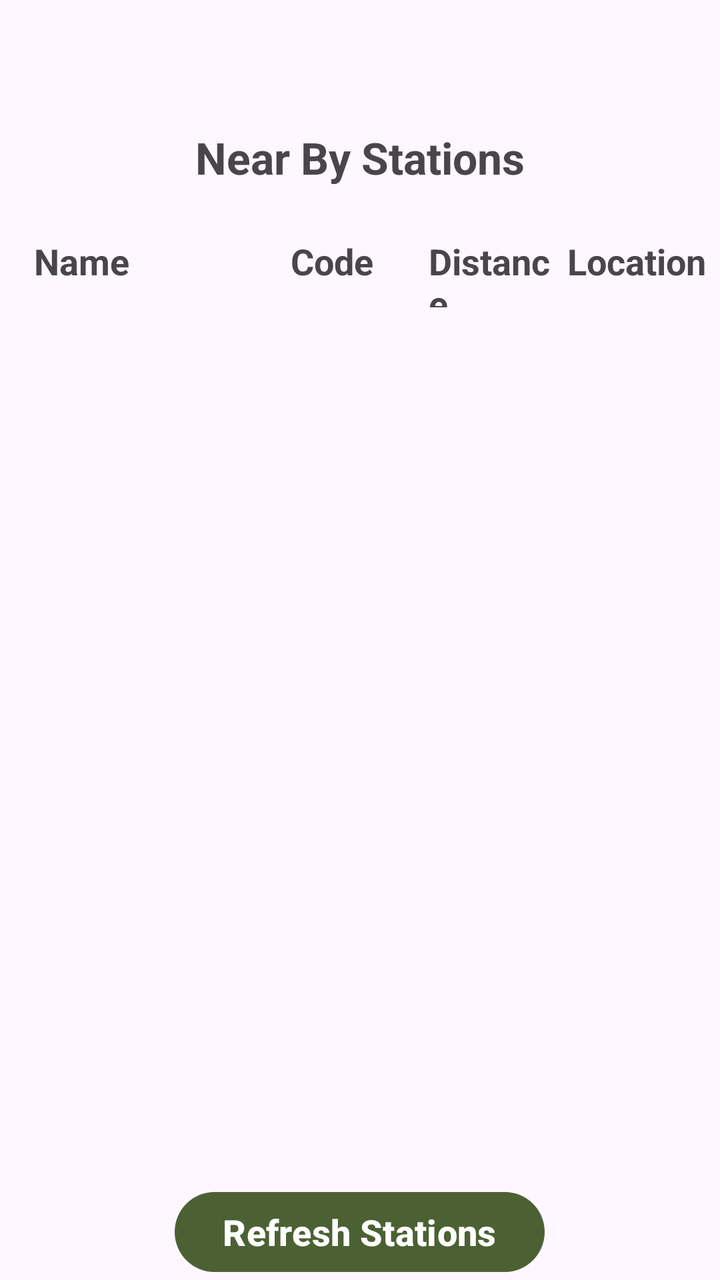
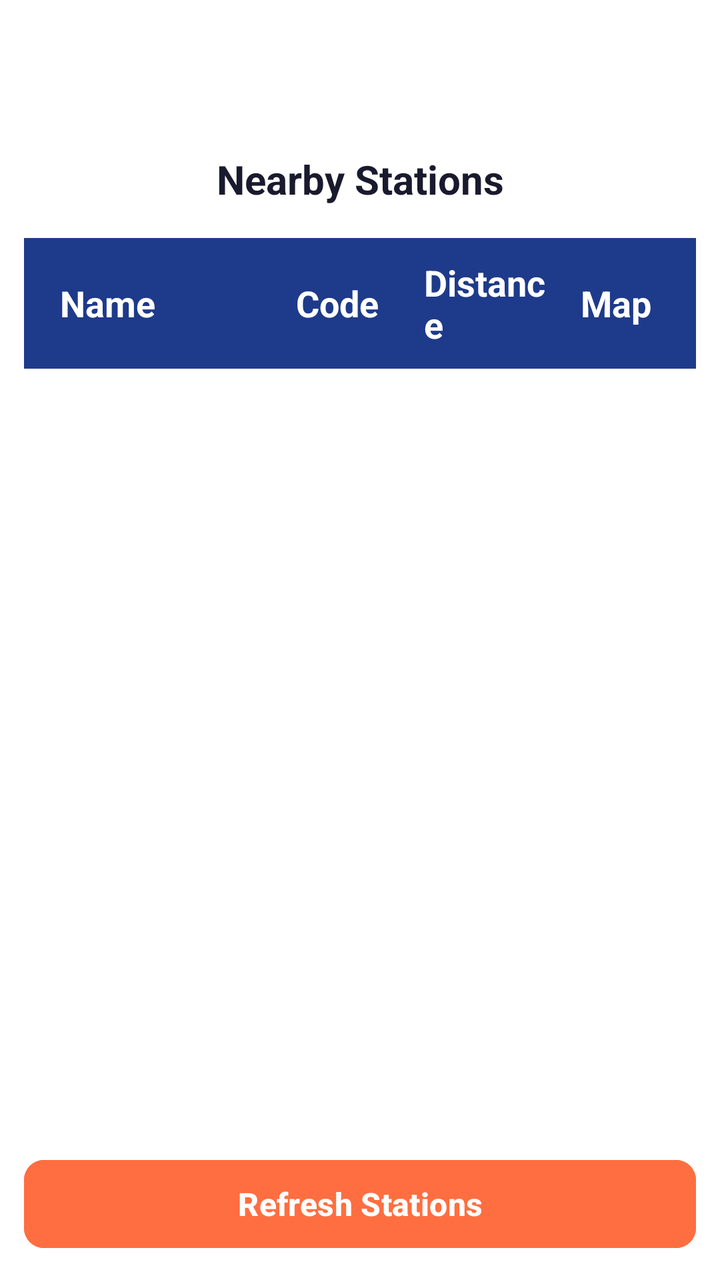

Two renders of the same Android screen: before a commit and after it. Below are the layout's source before the change and the commit's diff.
<!-- AndroidManifest.xml: application theme Theme.RailRadar -->
<!-- res/layout/nearby_stations_layout.xml -->
<?xml version="1.0" encoding="utf-8"?>
<RelativeLayout
    xmlns:android="http://schemas.android.com/apk/res/android"
    android:layout_width="match_parent"
    android:layout_height="match_parent"
    android:paddingStart="7sp"
    android:paddingEnd="7sp"
    >
    <include layout="@layout/custom_toolbar" />

    <TextView
        android:layout_width="match_parent"
        android:layout_height="wrap_content"
        android:text="Near By Stations"
        android:textAlignment="center"
        android:textSize="22sp"
        android:layout_below="@+id/customAppBarLayout"
        android:textStyle="bold"
        android:id="@+id/nearbyListTitle"
        />

    <LinearLayout
        android:layout_width="match_parent"
        android:layout_height="wrap_content"
        android:layout_below="@+id/nearbyListTitle"
        android:layout_marginBottom="15dp"
        android:layout_marginTop="15dp"
        android:id="@+id/nearbyListHeadingContainer">
        <TextView
            style="@style/nearbyStationHeadingColumnName"
            android:text="Name"
            />
        <TextView
            style="@style/nearbyStationHeading"
            android:text="Code"
            />
        <TextView
            style="@style/nearbyStationHeading"
            android:text="Distance"
            />
        <TextView
            style="@style/nearbyStationHeading"
            android:text="Location"
            />
    </LinearLayout>

    <ListView
        android:layout_width="match_parent"
        android:layout_height="match_parent"
        android:layout_below="@id/nearbyListHeadingContainer"
        android:id="@+id/nearbyStationListView"
        android:layout_above="@id/nearbyListRefreshBtn"
        />
    <ProgressBar
        android:layout_width="70dp"
        android:layout_height="70dp"
        android:layout_centerHorizontal="true"
        android:layout_centerVertical="true"
        android:layout_centerInParent="true"
        android:visibility="gone"
        android:indeterminateTint="#FF5722"
        android:id="@+id/nearbyStationProgressBar"
        />


    <Button
        android:layout_width="wrap_content"
        android:layout_height="wrap_content"
        android:text="Refresh Stations"
        android:layout_marginTop="10dp"
        android:textSize="18sp"
        android:textStyle="bold"
        android:layout_alignParentBottom="true"
        android:layout_centerHorizontal="true"
        android:id="@+id/nearbyListRefreshBtn"
        />
</RelativeLayout>
<!-- res/layout/custom_toolbar.xml (included above) -->
<?xml version="1.0" encoding="utf-8"?>
<com.google.android.material.appbar.AppBarLayout android:layout_width="match_parent"
    android:id="@+id/customAppBarLayout"
    android:layout_height="wrap_content"
    xmlns:android="http://schemas.android.com/apk/res/android"
    xmlns:app="http://schemas.android.com/apk/res-auto">

    <androidx.appcompat.widget.Toolbar
            android:layout_width="match_parent"
            android:layout_height="wrap_content"
            android:id="@+id/application_custom_toolbar"
            >
        </androidx.appcompat.widget.Toolbar>
    </com.google.android.material.appbar.AppBarLayout>
<!-- resources referenced by this layout -->
<resources>
  <style name="nearbyStationHeading">
          <item name="android:layout_height">wrap_content</item>
          <item name="android:layout_width">0dp</item>
          <item name="android:textStyle">bold</item>
          <item name="android:textSize">18sp</item>
  
          <item name="android:layout_weight">1</item>
      </style>
  <style name="nearbyStationHeadingColumnName">
          <item name="android:layout_height">wrap_content</item>
          <item name="android:layout_width">0dp</item>
          <item name="android:textStyle">bold</item>
          <item name="android:textSize">18sp</item>
          <item name="android:layout_weight">2</item>
          <item name="android:padding">10sp</item>
      </style>
  <style name="Theme.RailRadar" parent="Theme.Material3.DayNight.NoActionBar">
  
          
          <item name="colorPrimary">#4C6133</item>
          <item name="colorOnPrimary">@color/white</item>
          <item name="colorPrimaryContainer">@color/purple_200</item>
          <item name="colorOnPrimaryContainer">@color/black</item>
  
          
          <item name="colorSecondary">@color/teal_200</item>
          <item name="colorOnSecondary">@color/black</item>
  
          
          <item name="android:statusBarColor">?attr/colorPrimary</item>
  
          
      </style>
  <color name="white">#FFFFFFFF</color>
  
  
      //user route train colors
  <color name="purple_200">#FFBB86FC</color>
  <color name="black">#FF000000</color>
  <color name="teal_200">#FF03DAC5</color>
</resources>

<!-- the commit's change to res/layout/nearby_stations_layout.xml (unified diff, before → after) -->
@@ -1,79 +1,104 @@
 <?xml version="1.0" encoding="utf-8"?>
-<RelativeLayout
-    xmlns:android="http://schemas.android.com/apk/res/android"
+<RelativeLayout xmlns:android="http://schemas.android.com/apk/res/android"
     android:layout_width="match_parent"
     android:layout_height="match_parent"
-    android:paddingStart="7sp"
-    android:paddingEnd="7sp"
-    >
+    xmlns:app="http://schemas.android.com/apk/res-auto"
+    android:background="@color/card_background"
+    android:paddingStart="12dp"
+    android:paddingEnd="12dp">
+
     <include layout="@layout/custom_toolbar" />
 
+    
     <TextView
+        android:id="@+id/nearbyListTitle"
         android:layout_width="match_parent"
         android:layout_height="wrap_content"
-        android:text="Near By Stations"
+        android:layout_below="@+id/customAppBarLayout"
+        android:layout_marginTop="12dp"
+        android:text="Nearby Stations"
         android:textAlignment="center"
-        android:textSize="22sp"
-        android:layout_below="@+id/customAppBarLayout"
+        android:textSize="20sp"
         android:textStyle="bold"
-        android:id="@+id/nearbyListTitle"
-        />
+        android:textColor="@color/card_text_primary" />
 
+    
     <LinearLayout
+        android:id="@+id/nearbyListHeadingContainer"
         android:layout_width="match_parent"
         android:layout_height="wrap_content"
         android:layout_below="@+id/nearbyListTitle"
-        android:layout_marginBottom="15dp"
-        android:layout_marginTop="15dp"
-        android:id="@+id/nearbyListHeadingContainer">
+        android:layout_marginTop="16dp"
+        android:layout_marginBottom="8dp"
+        android:paddingHorizontal="8dp"
+        android:paddingVertical="10dp"
+        android:background="#1E3A8A"
+        android:gravity="center_vertical">
+
         <TextView
             style="@style/nearbyStationHeadingColumnName"
             android:text="Name"
-            />
+            android:textColor="#FFFFFF"
+            android:textStyle="bold" />
+
         <TextView
             style="@style/nearbyStationHeading"
             android:text="Code"
-            />
+            android:textColor="#FFFFFF"
+            android:textStyle="bold" />
+
         <TextView
             style="@style/nearbyStationHeading"
             android:text="Distance"
-            />
+            android:textColor="#FFFFFF"
+            android:textStyle="bold" />
+
         <TextView
             style="@style/nearbyStationHeading"
-            android:text="Location"
-            />
+            android:text="Map"
+            android:textColor="#FFFFFF"
+            android:textStyle="bold"
+            android:gravity="center" />
     </LinearLayout>
 
+    
     <ListView
+        android:id="@+id/nearbyStationListView"
         android:layout_width="match_parent"
         android:layout_height="match_parent"
         android:layout_below="@id/nearbyListHeadingContainer"
-        android:id="@+id/nearbyStationListView"
         android:layout_above="@id/nearbyListRefreshBtn"
-        />
+        android:divider="@android:color/transparent"
+        android:dividerHeight="8dp"
+        android:clipToPadding="false"
+        android:paddingBottom="10dp"
+        android:scrollbars="none"
+        android:overScrollMode="never" />
+
+    
     <ProgressBar
-        android:layout_width="70dp"
-        android:layout_height="70dp"
-        android:layout_centerHorizontal="true"
-        android:layout_centerVertical="true"
+        android:id="@+id/nearbyStationProgressBar"
+        android:layout_width="60dp"
+        android:layout_height="60dp"
         android:layout_centerInParent="true"
-        android:visibility="gone"
         android:indeterminateTint="#FF5722"
-        android:id="@+id/nearbyStationProgressBar"
-        />
+        android:visibility="gone" />
 
+    
+    <com.google.android.material.button.MaterialButton
+        android:id="@+id/nearbyListRefreshBtn"
+        android:layout_width="match_parent"
+        android:layout_height="52dp"
+        android:layout_alignParentBottom="true"
+        android:layout_marginTop="8dp"
+        android:layout_marginBottom="12dp"
+        android:text="Refresh Stations"
+        android:textSize="16sp"
+        android:textStyle="bold"
+        android:backgroundTint="#FF6E40"
+        android:textColor="#FFFFFF"
+        app:cornerRadius="10dp" />
 
-    <Button
-        android:layout_width="wrap_content"
-        android:layout_height="wrap_content"
-        android:text="Refresh Stations"
-        android:layout_marginTop="10dp"
-        android:textSize="18sp"
-        android:textStyle="bold"
-        android:layout_alignParentBottom="true"
-        android:layout_centerHorizontal="true"
-        android:id="@+id/nearbyListRefreshBtn"
-        />
 </RelativeLayout>
 <!-- res/layout/custom_toolbar.xml (included above) -->
 <?xml version="1.0" encoding="utf-8"?>
<!-- resource entries referenced after the edit -->
@@ -1,5 +1,7 @@
 <!-- resources referenced by this layout -->
 <resources>
+  <color name="card_background">#FFFFFF</color>
+  <color name="card_text_primary">#1A1A2E</color>
   <style name="nearbyStationHeading">
           <item name="android:layout_height">wrap_content</item>
           <item name="android:layout_width">0dp</item>
@@ -19,26 +21,27 @@
   <style name="Theme.RailRadar" parent="Theme.Material3.DayNight.NoActionBar">
   
           
-          <item name="colorPrimary">#4C6133</item>
-          <item name="colorOnPrimary">@color/white</item>
-          <item name="colorPrimaryContainer">@color/purple_200</item>
-          <item name="colorOnPrimaryContainer">@color/black</item>
+          <item name="colorPrimary">#1E3A8A</item>
+          <item name="colorOnPrimary">#FFFFFF</item>
+          <item name="colorPrimaryContainer">#DBE1FF</item>
+          <item name="colorOnPrimaryContainer">#00174B</item>
   
           
-          <item name="colorSecondary">@color/teal_200</item>
-          <item name="colorOnSecondary">@color/black</item>
+          <item name="colorSecondary">#FF6E40</item>
+          <item name="colorOnSecondary">#FFFFFF</item>
+          <item name="colorSecondaryContainer">#FFDBCF</item>
+          <item name="colorOnSecondaryContainer">#3A0B00</item>
+  
+          
+          <item name="android:colorBackground">#F5F5F7</item>
+          <item name="colorSurface">#FFFFFF</item>
+          <item name="colorOnSurface">#1A1A1A</item>
+          <item name="colorOnSurfaceVariant">#5C5C5C</item>
   
           
           <item name="android:statusBarColor">?attr/colorPrimary</item>
+          <item name="android:windowLightStatusBar">false</item>
   
-          
       </style>
-  <color name="white">#FFFFFFFF</color>
-  
-  
-      //user route train colors
-  <color name="purple_200">#FFBB86FC</color>
-  <color name="black">#FF000000</color>
-  <color name="teal_200">#FF03DAC5</color>
 </resources>
 
